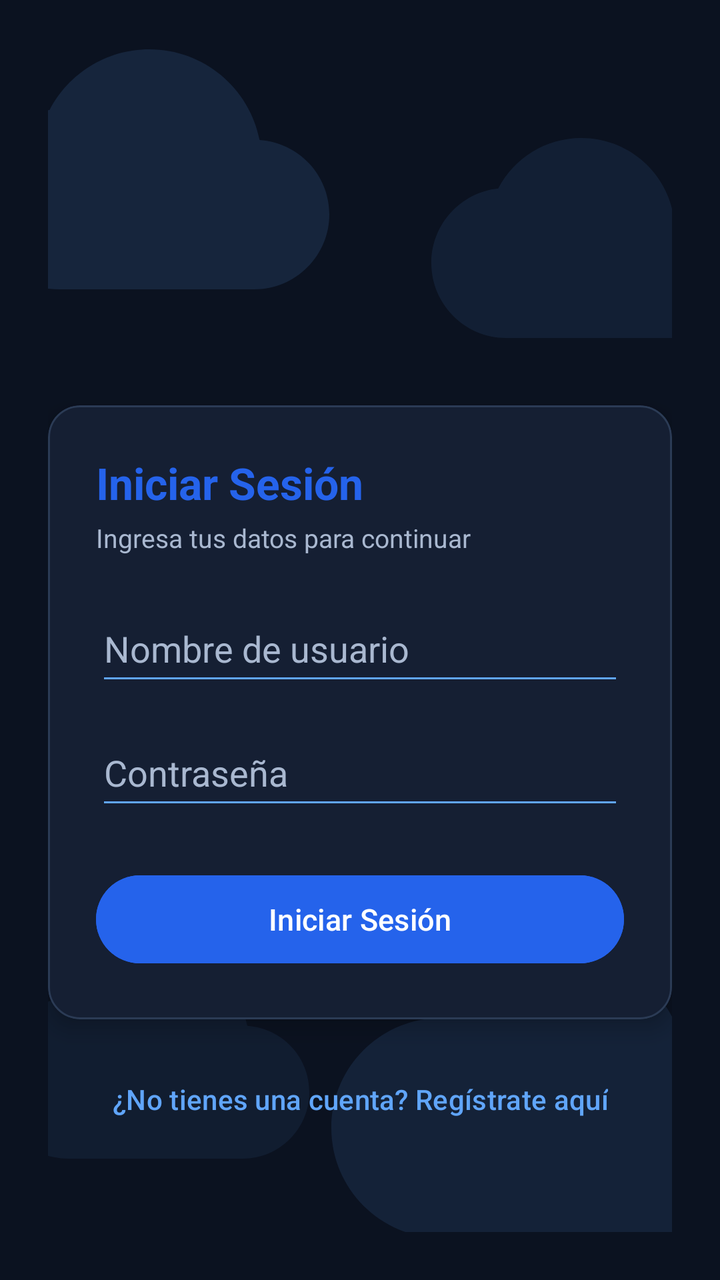
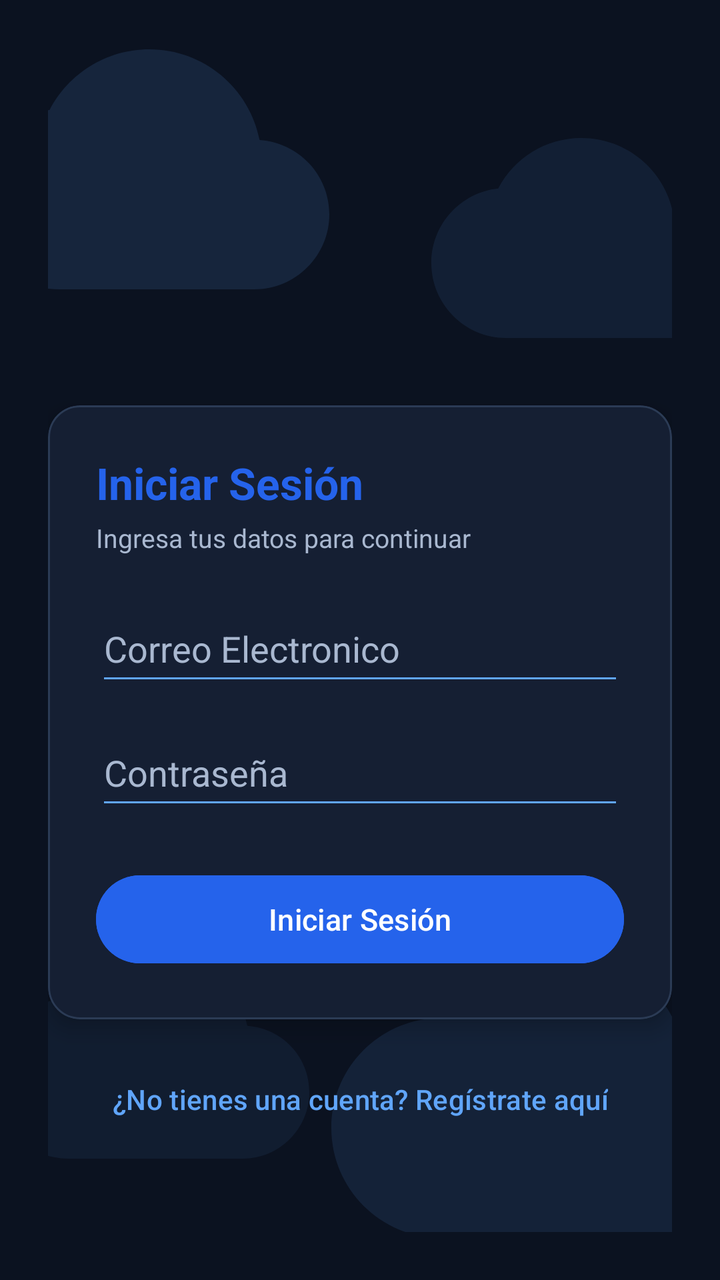

The first picture is an Android layout as it rendered before a commit; the second is the same layout after the commit. The layout source and the unified diff follow.
<!-- AndroidManifest.xml: application theme Theme.AppDeContactos -->
<!-- res/layout/activity_main.xml -->
<?xml version="1.0" encoding="utf-8"?>
<androidx.constraintlayout.widget.ConstraintLayout xmlns:android="http://schemas.android.com/apk/res/android"
    xmlns:app="http://schemas.android.com/apk/res-auto"
    xmlns:tools="http://schemas.android.com/tools"
    android:id="@+id/main"
    android:layout_width="match_parent"
    android:layout_height="match_parent"
    android:background="@color/azul_fondo"
    android:padding="24dp"
    tools:context=".MainActivity">

    
    <ImageView
        android:id="@+id/bgCloudTopLeft"
        android:layout_width="180dp"
        android:layout_height="180dp"
        android:layout_marginStart="-40dp"
        android:layout_marginTop="-30dp"
        android:alpha="0.7"
        android:importantForAccessibility="no"
        android:src="@drawable/ic_cloud_soft"
        app:layout_constraintStart_toStartOf="parent"
        app:layout_constraintTop_toTopOf="parent" />

    <ImageView
        android:id="@+id/bgCloudTopRight"
        android:layout_width="150dp"
        android:layout_height="150dp"
        android:layout_marginTop="20dp"
        android:layout_marginEnd="-30dp"
        android:alpha="0.5"
        android:importantForAccessibility="no"
        android:src="@drawable/ic_cloud_soft"
        app:layout_constraintEnd_toEndOf="parent"
        app:layout_constraintTop_toTopOf="parent" />

    <ImageView
        android:id="@+id/bgCloudBottomLeft"
        android:layout_width="160dp"
        android:layout_height="160dp"
        android:layout_marginStart="-30dp"
        android:layout_marginBottom="10dp"
        android:alpha="0.4"
        android:importantForAccessibility="no"
        android:src="@drawable/ic_cloud_soft"
        app:layout_constraintBottom_toBottomOf="parent"
        app:layout_constraintStart_toStartOf="parent" />

    <ImageView
        android:id="@+id/bgCloudBottomRight"
        android:layout_width="220dp"
        android:layout_height="220dp"
        android:layout_marginEnd="-50dp"
        android:layout_marginBottom="-40dp"
        android:alpha="0.6"
        android:importantForAccessibility="no"
        android:src="@drawable/ic_cloud_soft"
        app:layout_constraintBottom_toBottomOf="parent"
        app:layout_constraintEnd_toEndOf="parent" />

    
    <ImageView
        android:id="@+id/ivLogo"
        android:layout_width="120dp"
        android:layout_height="120dp"
        android:contentDescription="@string/app_name"
        android:src="@mipmap/app_notasyllamadas"
        app:layout_constraintBottom_toTopOf="@+id/cardLogin"
        app:layout_constraintEnd_toEndOf="parent"
        app:layout_constraintStart_toStartOf="parent"
        app:layout_constraintTop_toTopOf="parent"
        app:layout_constraintVertical_chainStyle="packed" />

    
    <com.google.android.material.card.MaterialCardView
        android:id="@+id/cardLogin"
        android:layout_width="0dp"
        android:layout_height="wrap_content"
        android:layout_marginTop="16dp"
        app:cardBackgroundColor="@color/azul_superficie"
        app:cardCornerRadius="16dp"
        app:cardElevation="6dp"
        app:layout_constraintBottom_toTopOf="@+id/btnIrARegistro"
        app:layout_constraintEnd_toEndOf="parent"
        app:layout_constraintStart_toStartOf="parent"
        app:layout_constraintTop_toBottomOf="@+id/ivLogo"
        app:strokeColor="@color/azul_borde"
        app:strokeWidth="1dp">

        <LinearLayout
            android:layout_width="match_parent"
            android:layout_height="wrap_content"
            android:orientation="vertical"
            android:padding="24dp">

            <TextView
                android:id="@+id/tvTitle"
                android:layout_width="wrap_content"
                android:layout_height="wrap_content"
                android:text="@string/iniciar_sesion"
                android:textColor="@color/azul_principal"
                android:textSize="22sp"
                android:textStyle="bold" />

            <TextView
                android:id="@+id/tvSubtitle"
                android:layout_width="wrap_content"
                android:layout_height="wrap_content"
                android:layout_marginTop="4dp"
                android:text="@string/subtitulo_login"
                android:textColor="@color/texto_2"
                android:textSize="13sp" />

            <EditText
                android:id="@+id/etUsuario"
                android:layout_width="match_parent"
                android:layout_height="50dp"
                android:layout_marginTop="20dp"
                android:autofillHints="username"
                android:backgroundTint="@color/azul_claro"
                android:hint="@string/nombre_usuario"
                android:inputType="textPersonName"
                android:textColor="@color/texto_blanco"
                android:textColorHint="@color/texto_2" />

            <EditText
                android:id="@+id/etContrasena"
                android:layout_width="match_parent"
                android:layout_height="50dp"
                android:layout_marginTop="12dp"
                android:autofillHints="password"
                android:backgroundTint="@color/azul_claro"
                android:hint="@string/contrasena"
                android:inputType="textPassword"
                android:textColor="@color/texto_blanco"
                android:textColorHint="@color/texto_2" />

            <Button
                android:id="@+id/btnAceptar"
                android:layout_width="match_parent"
                android:layout_height="52dp"
                android:layout_marginTop="24dp"
                android:backgroundTint="@color/azul_principal"
                android:text="@string/aceptar"
                android:textColor="@color/texto_blanco"
                android:textSize="15sp" />

        </LinearLayout>

    </com.google.android.material.card.MaterialCardView>

    <Button
        android:id="@+id/btnIrARegistro"
        style="@style/Widget.Material3.Button.TextButton"
        android:layout_width="wrap_content"
        android:layout_height="wrap_content"
        android:layout_marginTop="16dp"
        android:text="@string/no_tienes_cuenta"
        android:textColor="@color/azul_claro"
        android:textSize="14sp"
        app:layout_constraintBottom_toBottomOf="parent"
        app:layout_constraintEnd_toEndOf="parent"
        app:layout_constraintStart_toStartOf="parent"
        app:layout_constraintTop_toBottomOf="@+id/cardLogin" />

</androidx.constraintlayout.widget.ConstraintLayout>
<!-- resources referenced by this layout -->
<resources>
  <color name="azul_borde">#2B3B55</color>
  <color name="azul_claro">#60A5FA</color>
  <color name="azul_fondo">#0B1220</color>
  <color name="azul_principal">#2563EB</color>
  <color name="azul_superficie">#151F33</color>
  <color name="texto_2">#A9B8D0</color>
  <color name="texto_blanco">#FFFFFF</color>
  <!-- drawable ic_cloud_soft (drawable) -->
  <?xml version="1.0" encoding="utf-8"?>
  <vector xmlns:android="http://schemas.android.com/apk/res/android"
      android:width="200dp"
      android:height="200dp"
      android:viewportWidth="24"
      android:viewportHeight="24">
      <path
          android:fillColor="#3060A5FA"
          android:pathData="M19.35,10.04C18.67,6.59 15.64,4 12,4C9.11,4 6.6,5.64 5.35,8.04C2.34,8.36 0,10.91 0,14C0,17.31 2.69,20 6,20H19C21.76,20 24,17.76 24,15C24,12.36 21.95,10.22 19.35,10.04Z" />
  </vector>
  <!-- mipmap app_notasyllamadas (mipmap-anydpi-v26) -->
  <?xml version="1.0" encoding="utf-8"?>
  <adaptive-icon xmlns:android="http://schemas.android.com/apk/res/android">
      <background android:drawable="@drawable/app_notasyllamadas_background"/>
      <foreground android:drawable="@mipmap/app_notasyllamadas_foreground"/>
      <monochrome android:drawable="@mipmap/app_notasyllamadas_foreground"/>
  </adaptive-icon>
  <string name="aceptar">Iniciar Sesión</string>
  <string name="app_name">App de Contactos &amp; Notas</string>
  <string name="contrasena">Contraseña</string>
  <string name="iniciar_sesion">Iniciar Sesión</string>
  <string name="no_tienes_cuenta">¿No tienes una cuenta? Regístrate aquí</string>
  <string name="nombre_usuario">Nombre de usuario</string>
  <string name="subtitulo_login">Ingresa tus datos para continuar</string>
  <style name="Theme.AppDeContactos" parent="Base.Theme.AppDeContactos" />
  <!-- drawable app_notasyllamadas_background: vector/xml drawable (drawable, 5119 chars, omitted) -->
  <style name="Base.Theme.AppDeContactos" parent="Theme.Material3.DayNight.NoActionBar">
          
          
      </style>
</resources>

<!-- the commit's change to res/layout/activity_main.xml (unified diff, before → after) -->
@@ -118,7 +118,7 @@
                 android:layout_marginTop="20dp"
                 android:autofillHints="username"
                 android:backgroundTint="@color/azul_claro"
-                android:hint="@string/nombre_usuario"
+                android:hint="Correo Electronico"
                 android:inputType="textPersonName"
                 android:textColor="@color/texto_blanco"
                 android:textColorHint="@color/texto_2" />
<!-- resource entries referenced after the edit -->
@@ -30,7 +30,6 @@
   <string name="contrasena">Contraseña</string>
   <string name="iniciar_sesion">Iniciar Sesión</string>
   <string name="no_tienes_cuenta">¿No tienes una cuenta? Regístrate aquí</string>
-  <string name="nombre_usuario">Nombre de usuario</string>
   <string name="subtitulo_login">Ingresa tus datos para continuar</string>
   <style name="Theme.AppDeContactos" parent="Base.Theme.AppDeContactos" />
   <!-- drawable app_notasyllamadas_background: vector/xml drawable (drawable, 5119 chars, omitted) -->
